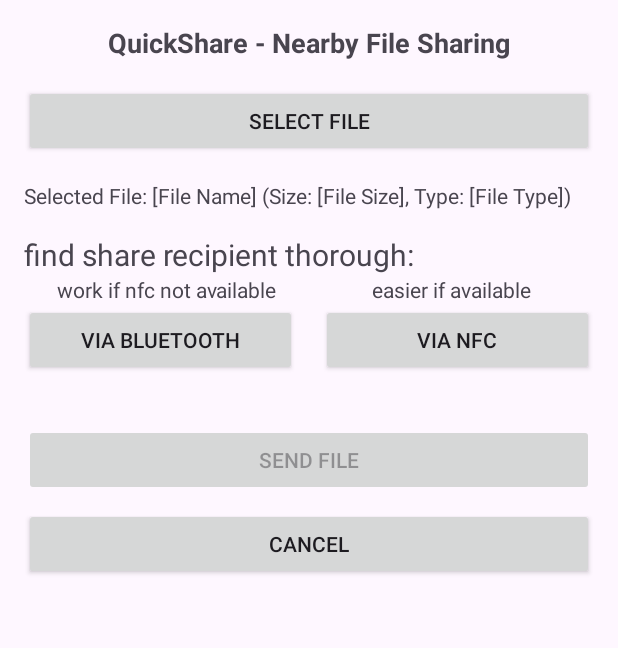
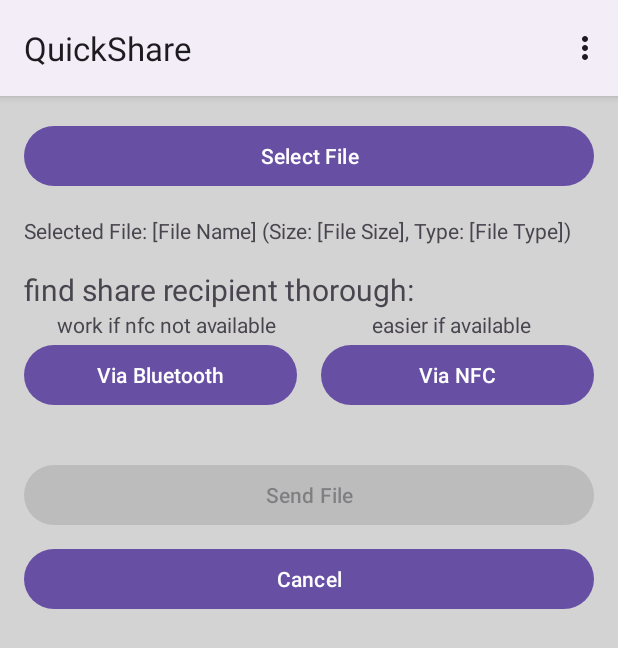
Before and after one commit to ori-coval/QuickShare, an Android app: the FileSharingActivity screen opened directly, with no data from a screen before it, on a phone screen of 412 x 824 dp. Shown: the top 648 px of the screen. Run offline under Robolectric (Android 15) with nearby library versions, the phone set to English and light mode, and no system bars.

Commit message:
added menu for all activitys

```diff
--- a/app/src/main/res/layout/activity_file_sharing.xml
+++ b/app/src/main/res/layout/activity_file_sharing.xml
@@ -4,17 +4,18 @@
     android:layout_width="match_parent"
     android:layout_height="match_parent"
     android:orientation="vertical"
+    android:background="@color/LightGray"
     android:padding="16dp">
 
     <!-- App Title -->
-    <TextView
-        android:layout_width="wrap_content"
-        android:layout_height="wrap_content"
-        android:layout_gravity="center_horizontal"
-        android:text="QuickShare - Nearby File Sharing"
-        android:textSize="18sp"
-        android:textStyle="bold"
-        android:layout_marginBottom="16dp"/>
+<!--    <TextView-->
+<!--        android:layout_width="wrap_content"-->
+<!--        android:layout_height="wrap_content"-->
+<!--        android:layout_gravity="center_horizontal"-->
+<!--        android:text="QuickShare - Nearby File Sharing"-->
+<!--        android:textSize="18sp"-->
+<!--        android:textStyle="bold"-->
+<!--        android:layout_marginBottom="16dp"/>-->
 
     <!-- Select File Button -->
     <Button
--- a/app/src/main/res/menu/main_menu.xml
+++ b/app/src/main/res/menu/main_menu.xml
@@ -8,8 +8,18 @@
 
     <item
         android:id="@+id/action_share_screen"
-        android:title="Share"
+        android:title="Share file"
         android:icon="@drawable/share_svg"
         />
 
+    <item
+        android:id="@+id/action_recipient"
+        android:title="Receive file"
+        />
+
+    <item
+        android:id="@+id/action_history"
+        android:title="Share history"
+        />
+
 </menu>
```
Also changed, not shown: app/src/main/java/com/example/quickshare/FileSharingActivity.java (+34 -24 lines), app/src/main/java/com/example/quickshare/MainActivity.java (+8 -0 lines), app/src/main/java/com/example/quickshare/RecipientActivity.java (+15 -5 lines), app/src/main/java/com/example/quickshare/SharedFilesHistoryActivity.java (+31 -0 lines).
